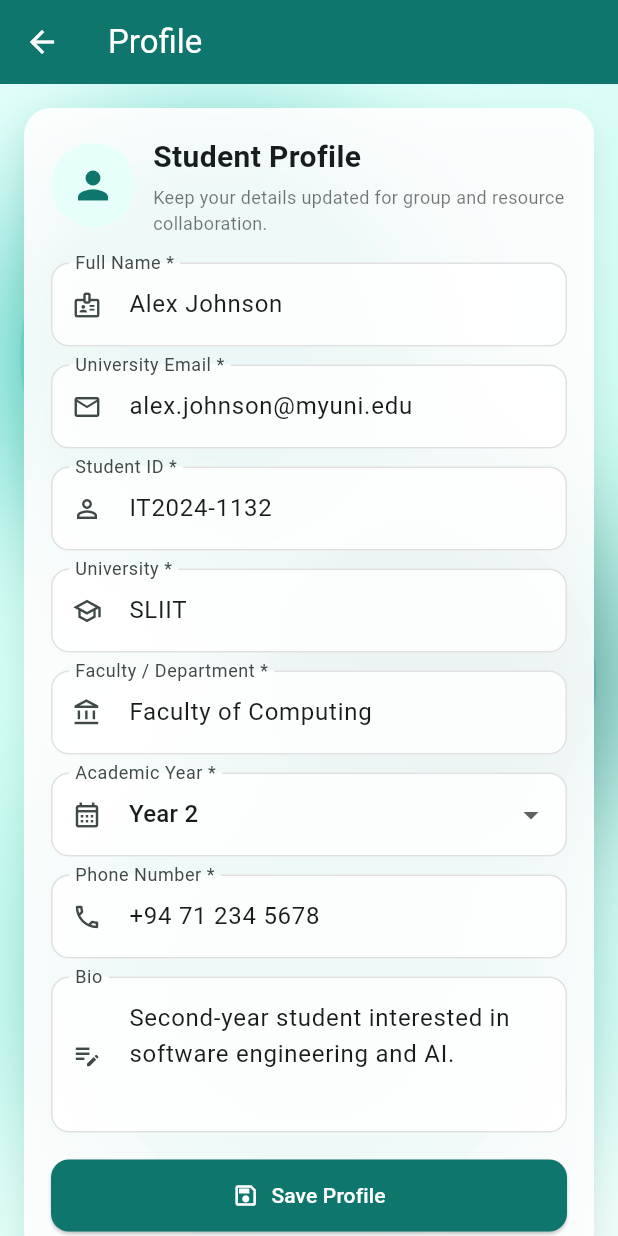
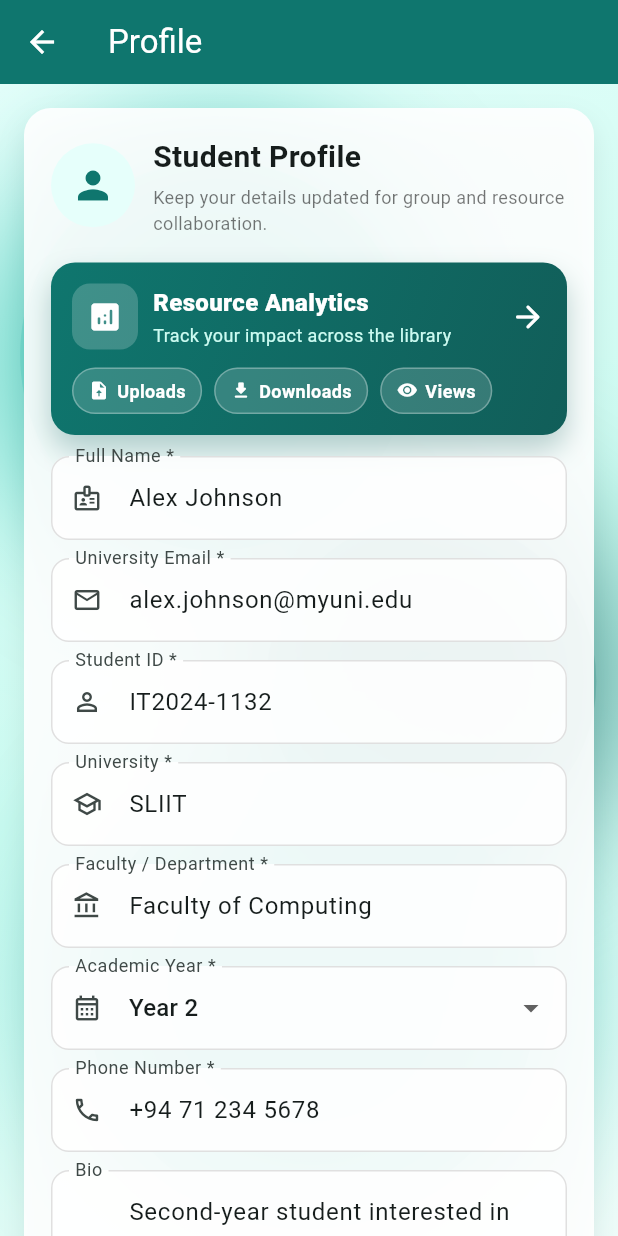
Before and after one commit to Sherin1229/UniBuddy-Mobile-App, a Flutter app: the ProfilePage screen opened directly, on a phone screen of 412 x 824 dp. Run offline on Flutter 3.47's test engine with Material 3 defaults, Android fonts, the phone set to English and light mode, and no system bars; our stand-ins replace cloud_firestore, file_picker; accounts and stored records are empty.

Commit message:
Created resource analytics page

```diff
--- a/lib/features/profile/presentation/pages/profile_page.dart
+++ b/lib/features/profile/presentation/pages/profile_page.dart
@@ -1,6 +1,7 @@
 import 'package:flutter/material.dart';
 
 import '../../../../shared/widgets/animated_app_background.dart';
+import 'resource_analytics_page.dart';
 
 class ProfilePage extends StatefulWidget {
   const ProfilePage({super.key});
@@ -147,6 +148,104 @@ class _ProfilePageState extends State<ProfilePage> {
                       ],
                     ),
                     const SizedBox(height: 18),
+                    InkWell(
+                      borderRadius: BorderRadius.circular(16),
+                      onTap: () {
+                        Navigator.of(context).push(
+                          MaterialPageRoute(
+                            builder: (_) => const ResourceAnalyticsPage(),
+                          ),
+                        );
+                      },
+                      child: Container(
+                        padding: const EdgeInsets.all(14),
+                        decoration: BoxDecoration(
+                          borderRadius: BorderRadius.circular(16),
+                          gradient: const LinearGradient(
+                            colors: [Color(0xFF0F766E), Color(0xFF115E59)],
+                            begin: Alignment.topLeft,
+                            end: Alignment.bottomRight,
+                          ),
+                          boxShadow: [
+                            BoxShadow(
+                              color: const Color(0xFF115E59).withOpacity(0.28),
+                              blurRadius: 16,
+                              offset: const Offset(0, 10),
+                            ),
+                          ],
+                        ),
+                        child: Column(
+                          crossAxisAlignment: CrossAxisAlignment.start,
+                          children: [
+                            Row(
+                              children: [
+                                Container(
+                                  width: 44,
+                                  height: 44,
+                                  decoration: BoxDecoration(
+                                    color: Colors.white.withOpacity(0.2),
+                                    borderRadius: BorderRadius.circular(12),
+                                  ),
+                                  child: const Icon(
+                                    Icons.analytics_rounded,
+                                    color: Colors.white,
+                                  ),
+                                ),
+                                const SizedBox(width: 10),
+                                const Expanded(
+                                  child: Column(
+                                    crossAxisAlignment:
+                                        CrossAxisAlignment.start,
+                                    children: [
+                                      Text(
+                                        'Resource Analytics',
+                                        style: TextStyle(
+                                          color: Colors.white,
+                                          fontWeight: FontWeight.w800,
+                                          fontSize: 16,
+                                        ),
+                                      ),
+                                      SizedBox(height: 2),
+                                      Text(
+                                        'Track your impact across the library',
+                                        style: TextStyle(
+                                          color: Color(0xFFCCFBF1),
+                                          fontSize: 12,
+                                        ),
+                                      ),
+                                    ],
+                                  ),
+                                ),
+                                const Icon(
+                                  Icons.arrow_forward_rounded,
+                                  color: Colors.white,
+                                ),
+                              ],
+                            ),
+                            const SizedBox(height: 12),
+                            Wrap(
+                              spacing: 8,
+                              runSpacing: 8,
+                              children: const [
+                                _AnalyticsPreviewChip(
+                                  icon: Icons.upload_file_rounded,
+                                  label: 'Uploads',
+                                ),
+                                _AnalyticsPreviewChip(
+                                  icon: Icons.download_rounded,
+                                  label: 'Downloads',
+                                ),
+                                _AnalyticsPreviewChip(
+                                  icon: Icons.visibility_rounded,
+                                  label: 'Views',
+                                ),
+                              ],
+                            ),
+                          ],
+                        ),
+                      ),
+                    ),
+                    const SizedBox(height: 14),
                     _buildField(
                       controller: _fullNameController,
                       label: 'Full Name *',
@@ -318,3 +417,37 @@ class _ProfilePageState extends State<ProfilePage> {
     );
   }
 }
+
+class _AnalyticsPreviewChip extends StatelessWidget {
+  final IconData icon;
+  final String label;
+
+  const _AnalyticsPreviewChip({required this.icon, required this.label});
+
+  @override
+  Widget build(BuildContext context) {
+    return Container(
+      padding: const EdgeInsets.symmetric(horizontal: 10, vertical: 6),
+      decoration: BoxDecoration(
+        color: Colors.white.withOpacity(0.16),
+        borderRadius: BorderRadius.circular(24),
+        border: Border.all(color: Colors.white.withOpacity(0.3)),
+      ),
+      child: Row(
+        mainAxisSize: MainAxisSize.min,
+        children: [
+          Icon(icon, size: 14, color: Colors.white),
+          const SizedBox(width: 5),
+          Text(
+            label,
+            style: const TextStyle(
+              color: Colors.white,
+              fontSize: 12,
+              fontWeight: FontWeight.w600,
+            ),
+          ),
+        ],
+      ),
+    );
+  }
+}
```
Also changed, not shown: lib/features/profile/presentation/pages/resource_analytics_page.dart (added, +551 -0 lines).
